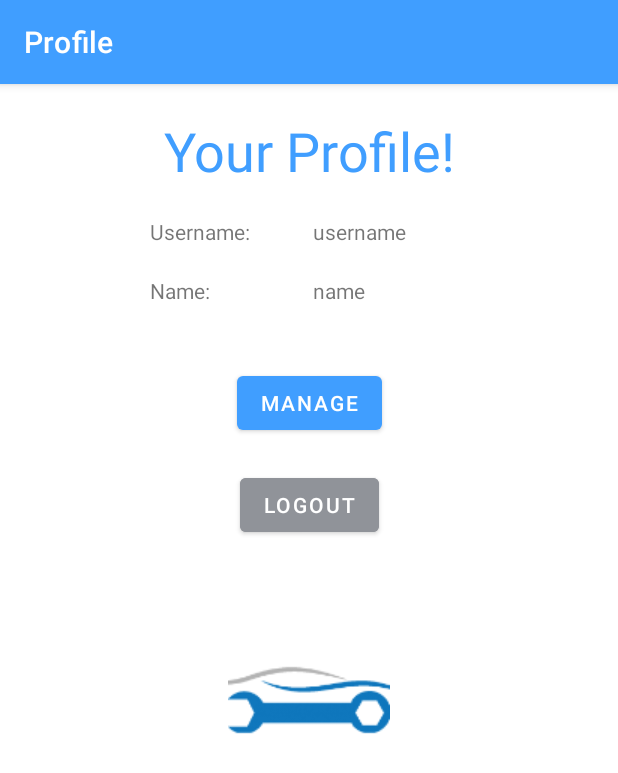
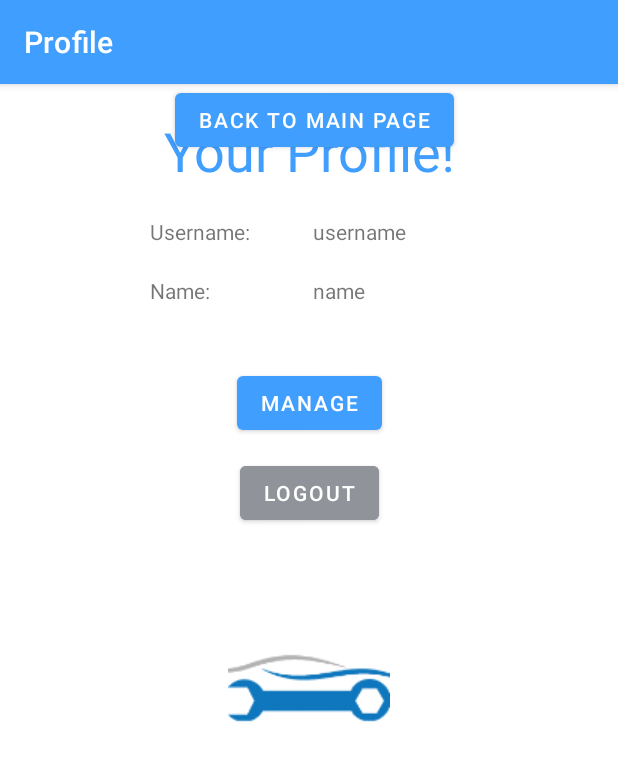
Before and after one commit to McGill-ECSE321-Winter2021/project-group-06, an Android app: the ViewAccount screen opened directly, with no data from a screen before it, on a phone screen of 412 x 824 dp. Shown: the top 773 px of the screen. Run offline under Robolectric (Android 15) with nearby library versions, the phone set to English and light mode, and no system bars; our stand-ins replace Volley; network calls fail.

Commit message:
added button to view account page

```diff
--- a/VehicleRepairShop-Android/app/src/main/res/layout/view_account.xml
+++ b/VehicleRepairShop-Android/app/src/main/res/layout/view_account.xml
@@ -32,13 +32,24 @@
         android:id="@+id/button_cancel"
         android:layout_width="wrap_content"
         android:layout_height="wrap_content"
-        android:layout_marginTop="20dp"
+        android:layout_marginTop="12dp"
         android:backgroundTint="@color/grey_app"
         android:text="@string/logout"
         android:textColorHighlight="@color/grey_app"
         app:layout_constraintEnd_toEndOf="parent"
         app:layout_constraintStart_toStartOf="parent"
         app:layout_constraintTop_toBottomOf="@+id/button_save" />
+
+    <Button
+        android:layout_width="wrap_content"
+        android:layout_height="wrap_content"
+        android:layout_gravity="center"
+        android:onClick="returnToMain"
+        android:text="@string/go_back"
+        app:layout_constraintEnd_toEndOf="parent"
+        app:layout_constraintHorizontal_bias="0.517"
+        app:layout_constraintStart_toStartOf="parent"
+        tools:layout_editor_absoluteY="306dp" />
 
     <TextView
         android:id="@+id/yourProfileView"
```
